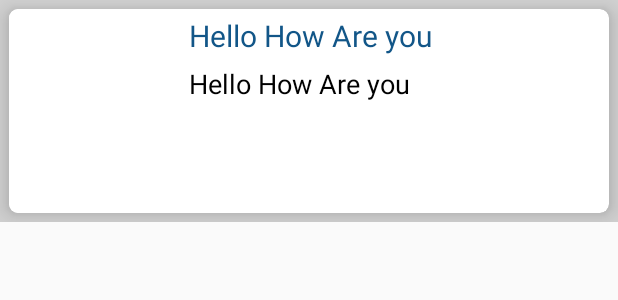
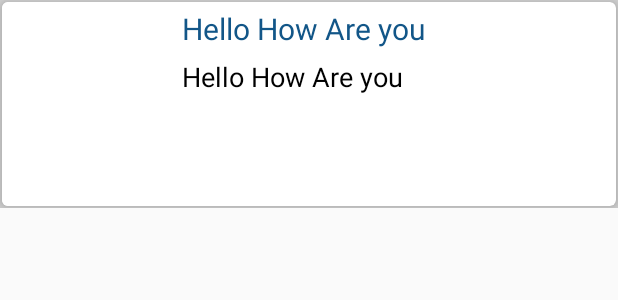
Before and after one commit to Bevia/GridViewJson-advanced-master, an Android app: the layout list_row_item.xml on its own in the app's theme, with its tools: preview values and no code run, on a phone screen of 412 x 824 dp. Shown: the top 300 px of the screen. Run offline under Robolectric (Android 15) with nearby library versions, the phone set to English and light mode, and no system bars.

```diff
--- a/app/src/main/res/layout/list_row_item.xml
+++ b/app/src/main/res/layout/list_row_item.xml
@@ -11,10 +11,10 @@
 <android.support.v7.widget.CardView xmlns:android="http://schemas.android.com/apk/res/android"
     android:layout_width="match_parent"
     android:layout_height="wrap_content"
-    android:layout_margin="6dp"
+    android:layout_margin="1dp"
     card_view:cardBackgroundColor="@color/textColorPrimary"
-    card_view:cardElevation="10dp"
-    card_view:cardCornerRadius="6dp">
+    card_view:cardElevation="6dp"
+    card_view:cardCornerRadius="4dp">
 
     <RelativeLayout
         android:layout_width="match_parent"
```
